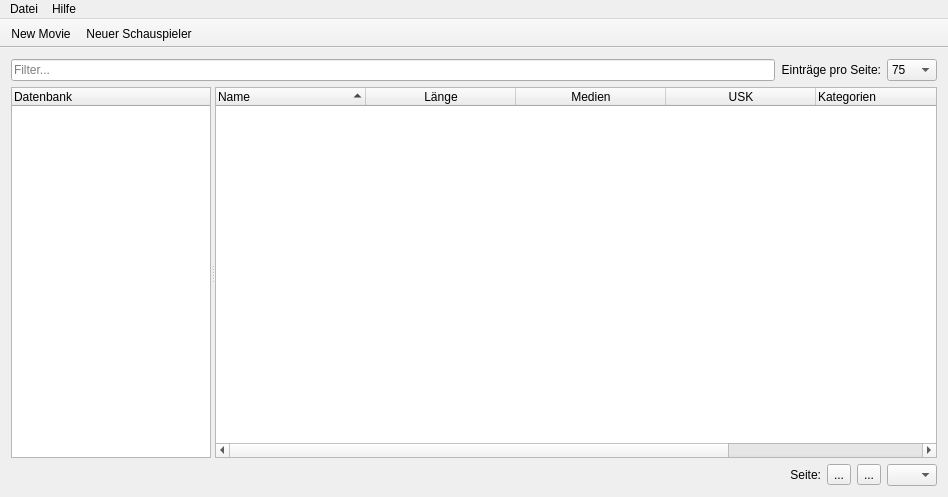
Qt form ui/mainwindow.ui (almdudler777/pydvdorganizer) before a commit.
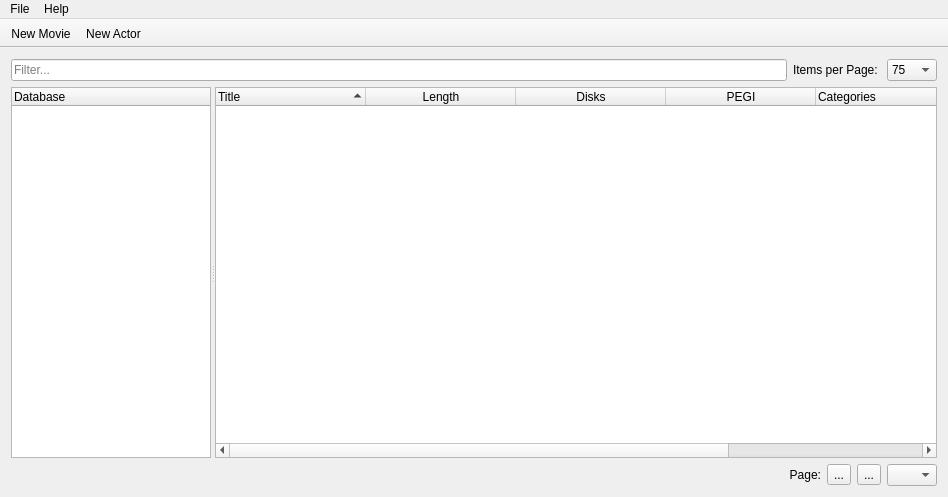
The same form after that commit. Icons and pictures are not drawn.

Commit message: move mainwindow to en_EN for multilanguage

What changed in the file:
```diff
--- a/ui/mainwindow.ui
+++ b/ui/mainwindow.ui
@@ -17,6 +17,9 @@
    <iconset resource="res/resources.qrc">
     <normaloff>:/icons/logo.png</normaloff>:/icons/logo.png</iconset>
   </property>
+  <property name="locale">
+   <locale language="English" country="UnitedStates"/>
+  </property>
   <widget class="QWidget" name="mainWidget">
    <layout class="QVBoxLayout" name="verticalLayout" stretch="0,1,0">
     <item>
@@ -49,7 +52,7 @@
          </sizepolicy>
         </property>
         <property name="text">
-         <string>Einträge pro Seite:</string>
+         <string>Items per Page: </string>
         </property>
         <property name="alignment">
          <set>Qt::AlignRight|Qt::AlignTrailing|Qt::AlignVCenter</set>
@@ -69,47 +72,47 @@
         </property>
         <item>
          <property name="text">
-          <string>Alle</string>
+          <string>All</string>
          </property>
         </item>
         <item>
          <property name="text">
-          <string>25</string>
+          <string notr="true">25</string>
          </property>
         </item>
         <item>
          <property name="text">
-          <string>50</string>
+          <string notr="true">50</string>
          </property>
         </item>
         <item>
          <property name="text">
-          <string>75</string>
+          <string notr="true">75</string>
          </property>
         </item>
         <item>
          <property name="text">
-          <string>100</string>
+          <string notr="true">100</string>
          </property>
         </item>
         <item>
          <property name="text">
-          <string>150</string>
+          <string notr="true">150</string>
          </property>
         </item>
         <item>
          <property name="text">
-          <string>200</string>
+          <string notr="true">200</string>
          </property>
         </item>
         <item>
          <property name="text">
-          <string>300</string>
+          <string notr="true">300</string>
          </property>
         </item>
         <item>
          <property name="text">
-          <string>500</string>
+          <string notr="true">500</string>
          </property>
         </item>
        </widget>
@@ -148,7 +151,7 @@
        </property>
        <column>
         <property name="text">
-         <string notr="true">Datenbank</string>
+         <string>Database</string>
         </property>
        </column>
       </widget>
@@ -197,12 +200,12 @@
        </attribute>
        <column>
         <property name="text">
-         <string>Name</string>
+         <string>Title</string>
         </property>
        </column>
        <column>
         <property name="text">
-         <string>Länge</string>
+         <string>Length</string>
         </property>
         <property name="textAlignment">
          <set>AlignCenter</set>
@@ -210,7 +213,7 @@
        </column>
        <column>
         <property name="text">
-         <string>Medien</string>
+         <string>Disks</string>
         </property>
         <property name="textAlignment">
          <set>AlignCenter</set>
@@ -218,7 +221,7 @@
        </column>
        <column>
         <property name="text">
-         <string>USK</string>
+         <string>PEGI</string>
         </property>
         <property name="textAlignment">
          <set>AlignCenter</set>
@@ -226,7 +229,7 @@
        </column>
        <column>
         <property name="text">
-         <string>Kategorien</string>
+         <string>Categories</string>
         </property>
        </column>
        <column>
@@ -236,7 +239,7 @@
        </column>
        <column>
         <property name="text">
-         <string>Preis</string>
+         <string>Price</string>
         </property>
         <property name="textAlignment">
          <set>AlignCenter</set>
@@ -250,7 +253,7 @@
       <item>
        <widget class="QLabel" name="lblPage">
         <property name="text">
-         <string>Seite:</string>
+         <string>Page:</string>
         </property>
         <property name="alignment">
          <set>Qt::AlignRight|Qt::AlignTrailing|Qt::AlignVCenter</set>
@@ -314,22 +317,25 @@
      <height>21</height>
     </rect>
    </property>
-   <widget class="QMenu" name="menuDatei">
+   <widget class="QMenu" name="menuFile">
+    <property name="locale">
+     <locale language="English" country="UnitedStates"/>
+    </property>
     <property name="title">
-     <string>Datei</string>
+     <string>File</string>
     </property>
     <addaction name="separator"/>
-    <addaction name="actionSchlie_en"/>
+    <addaction name="actionClose"/>
    </widget>
-   <widget class="QMenu" name="menuHilfe">
+   <widget class="QMenu" name="menuHelp">
     <property name="title">
-     <string>Hilfe</string>
+     <string>Help</string>
     </property>
     <addaction name="actionAbout_Qt"/>
     <addaction name="actionAbout"/>
    </widget>
-   <addaction name="menuDatei"/>
-   <addaction name="menuHilfe"/>
+   <addaction name="menuFile"/>
+   <addaction name="menuHelp"/>
   </widget>
   <widget class="QToolBar" name="toolBar">
    <property name="windowTitle">
@@ -350,10 +356,10 @@
    <attribute name="toolBarBreak">
     <bool>false</bool>
    </attribute>
-   <addaction name="actionNew_Movie"/>
-   <addaction name="actionNeuer_Schauspieler"/>
+   <addaction name="actionNewMovie"/>
+   <addaction name="actionNewActor"/>
   </widget>
-  <action name="actionNew_Movie">
+  <action name="actionNewMovie">
    <property name="icon">
     <iconset resource="res/resources.qrc">
      <normaloff>:/icons/film_add.png</normaloff>:/icons/film_add.png</iconset>
@@ -371,9 +377,9 @@
     <bool>true</bool>
    </property>
   </action>
-  <action name="actionSchlie_en">
+  <action name="actionClose">
    <property name="text">
-    <string>Schließen</string>
+    <string>Close</string>
    </property>
   </action>
   <action name="actionAbout_Qt">
@@ -386,13 +392,13 @@
     <string>About</string>
    </property>
   </action>
-  <action name="actionNeuer_Schauspieler">
+  <action name="actionNewActor">
    <property name="icon">
     <iconset resource="res/resources.qrc">
      <normaloff>:/icons/user_add.png</normaloff>:/icons/user_add.png</iconset>
    </property>
    <property name="text">
-    <string>Neuer Schauspieler</string>
+    <string>New Actor</string>
    </property>
   </action>
  </widget>
```
The commit also changes 2 other files.
